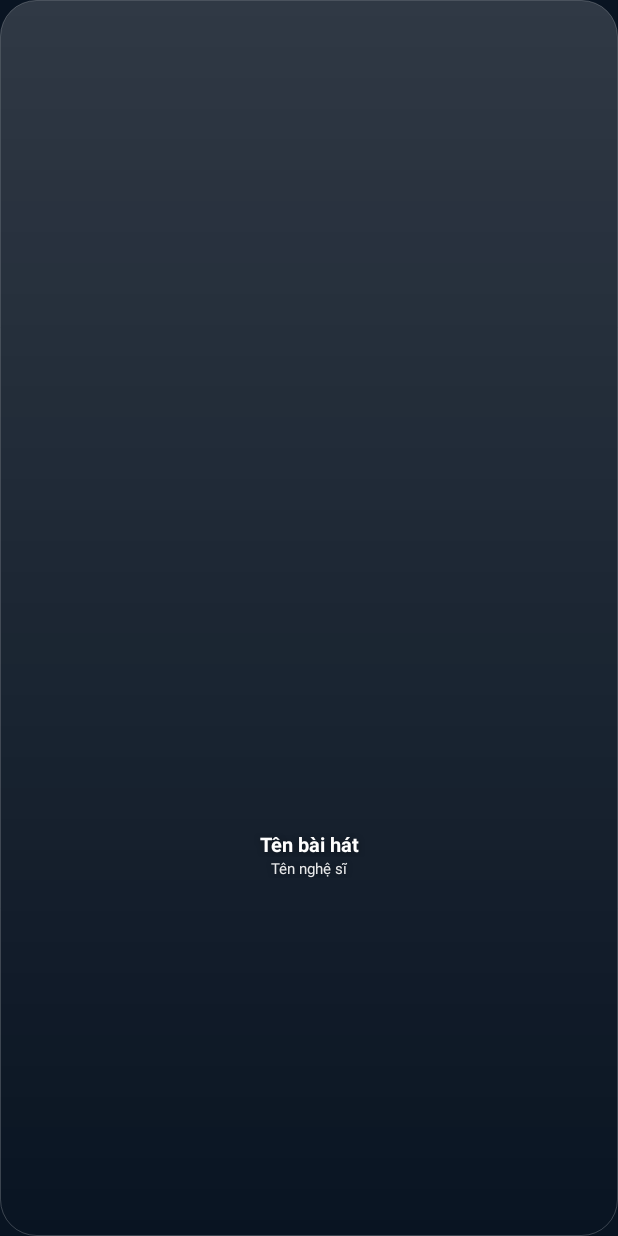
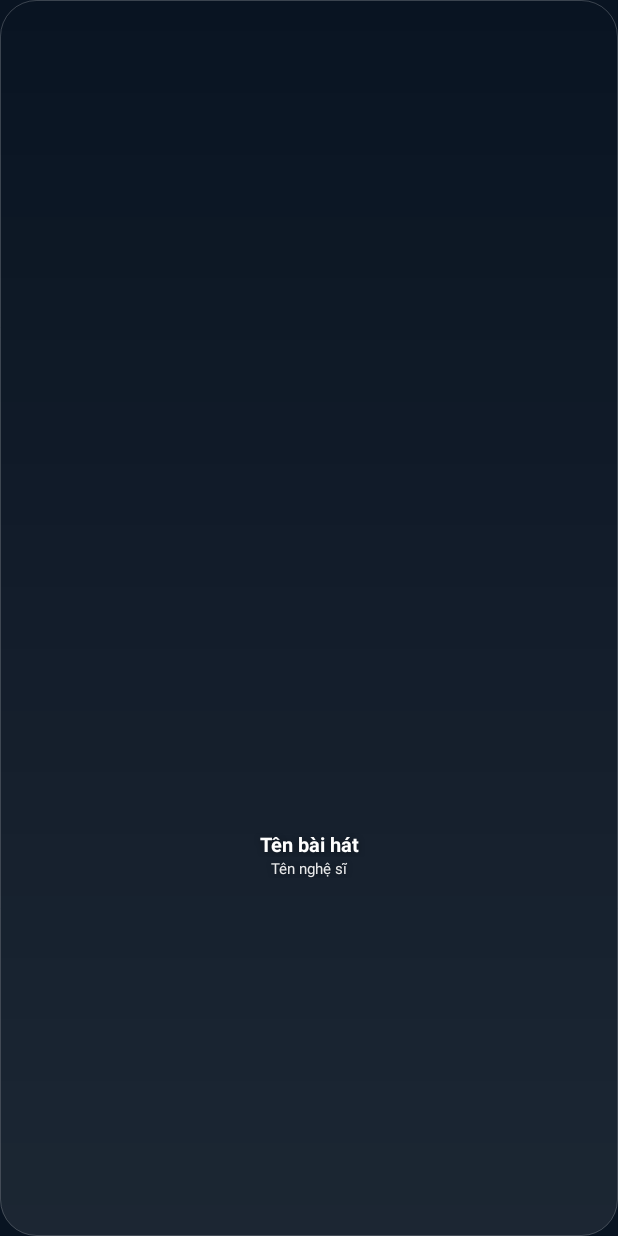
Before and after one commit to M-Sang02/panels_assistive, an Android app: the layout widget_music_cover.xml on its own in the app's theme, with its tools: preview values and no code run, on a phone screen of 412 x 824 dp. Run offline under Robolectric (Android 15) with nearby library versions, the phone set to English and light mode, and no system bars; Roboto replaces fonts that are not available here.

Commit message:
Add files via upload

```diff
--- a/app/src/main/res/drawable/widget_music_cover_bg.xml
+++ b/app/src/main/res/drawable/widget_music_cover_bg.xml
@@ -4,8 +4,8 @@
     android:shape="rectangle">
     <gradient
         android:angle="270"
-        android:endColor="#00FFFFFF"
-        android:startColor="#28FFFFFF" />
+        android:endColor="#14FFFFFF"
+        android:startColor="#00FFFFFF" />
     <corners android:radius="24dp" />
     <stroke
         android:width="0.9dp"
```
Also changed, not shown: app/src/main/java/com/manh/panelsassistive/GlassMusicCoverWidget.kt (+39 -23 lines).
